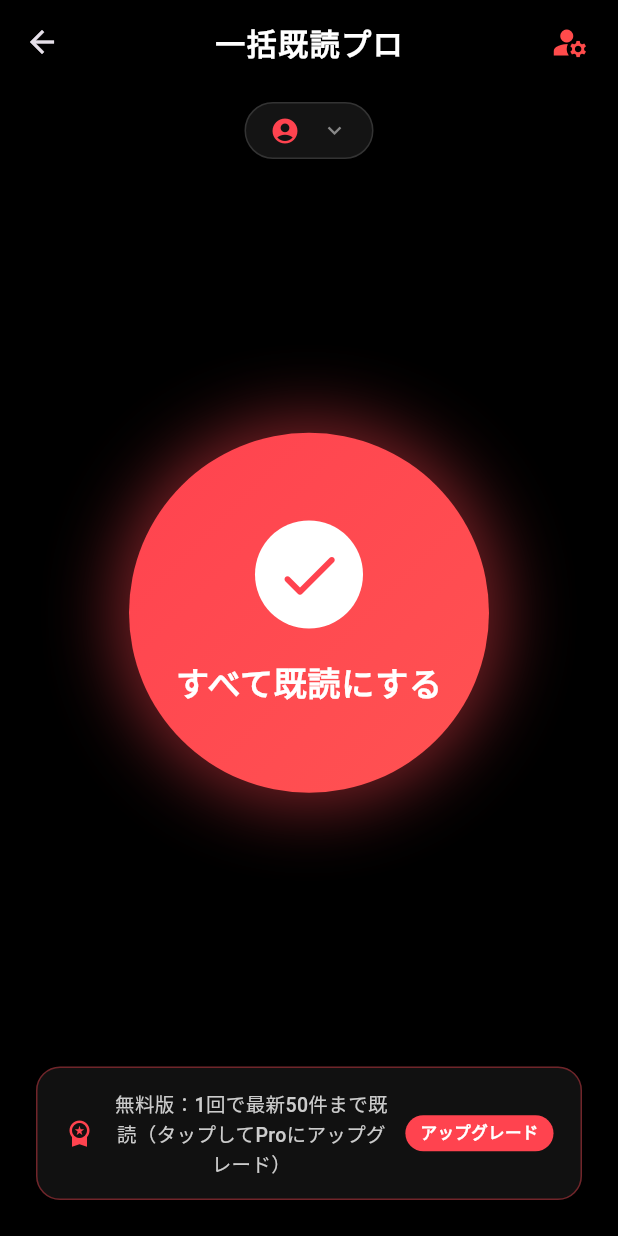
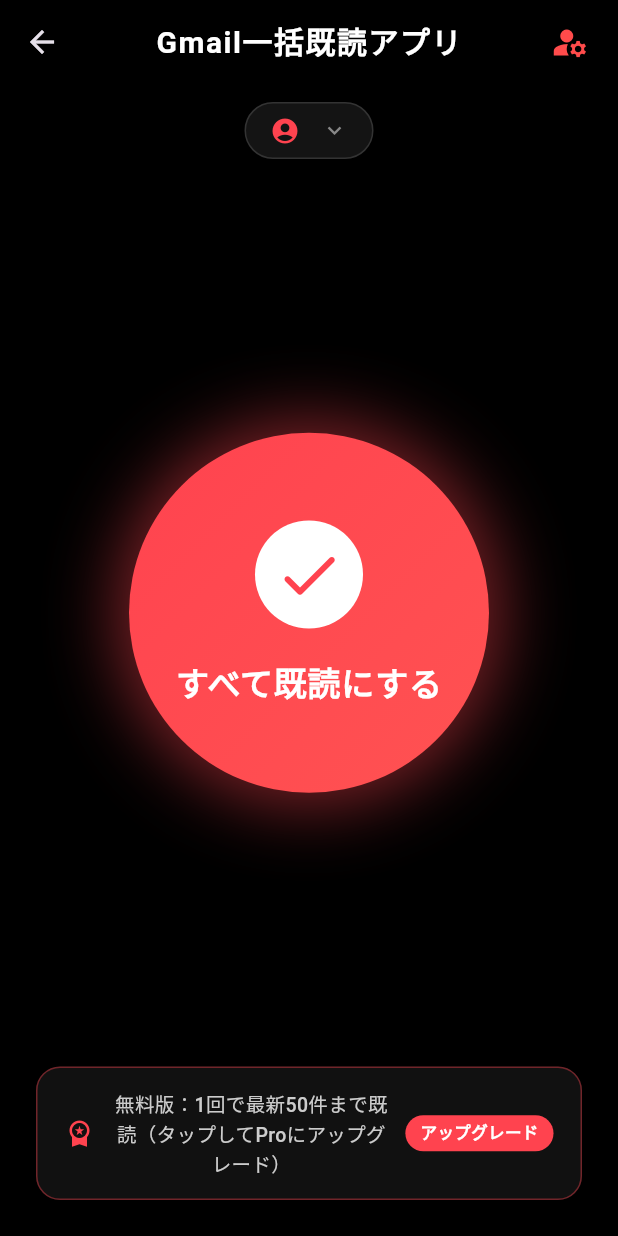
Before and after one commit to taichees/bulk-read-gmail-imap, a Flutter app: the MainScreen screen opened directly, on a phone screen of 412 x 824 dp. Run offline on Flutter 3.47's test engine with Material 3 defaults, Android fonts, the phone set to English and light mode, and no system bars; our stand-ins replace flutter_secure_storage; missing offline and left inert: enough_mail, purchases_flutter; accounts and stored records are empty.

Commit message:
アプリ名更新

```diff
--- a/lib/main.dart
+++ b/lib/main.dart
@@ -52,7 +52,7 @@ class MyApp extends StatelessWidget {
         ),
       ],
       child: MaterialApp(
-        title: '一括既読プロ',
+        title: 'Gmail一括既読アプリ',
         debugShowCheckedModeBanner: false,
         theme: ThemeData(
           useMaterial3: true,
--- a/lib/screens/login_screen.dart
+++ b/lib/screens/login_screen.dart
@@ -161,7 +161,7 @@ class _LoginScreenState extends State<LoginScreen> {
 
                   // Header Title
                   Text(
-                    widget.isAddingAccount ? '新しいGmailを追加' : '一括既読プロ',
+                    widget.isAddingAccount ? '新しいGmailを追加' : 'Gmail一括既読アプリ',
                     textAlign: TextAlign.center,
                     style: const TextStyle(
                       fontSize: 28,
--- a/lib/screens/main_screen.dart
+++ b/lib/screens/main_screen.dart
@@ -82,7 +82,7 @@ class MainScreen extends StatelessWidget {
         elevation: 0,
         centerTitle: true,
         title: const Text(
-          '一括既読プロ',
+          'Gmail一括既読アプリ',
           style: TextStyle(
             color: Colors.white,
             fontWeight: FontWeight.bold,
```
Also changed, not shown: 5 other files.
